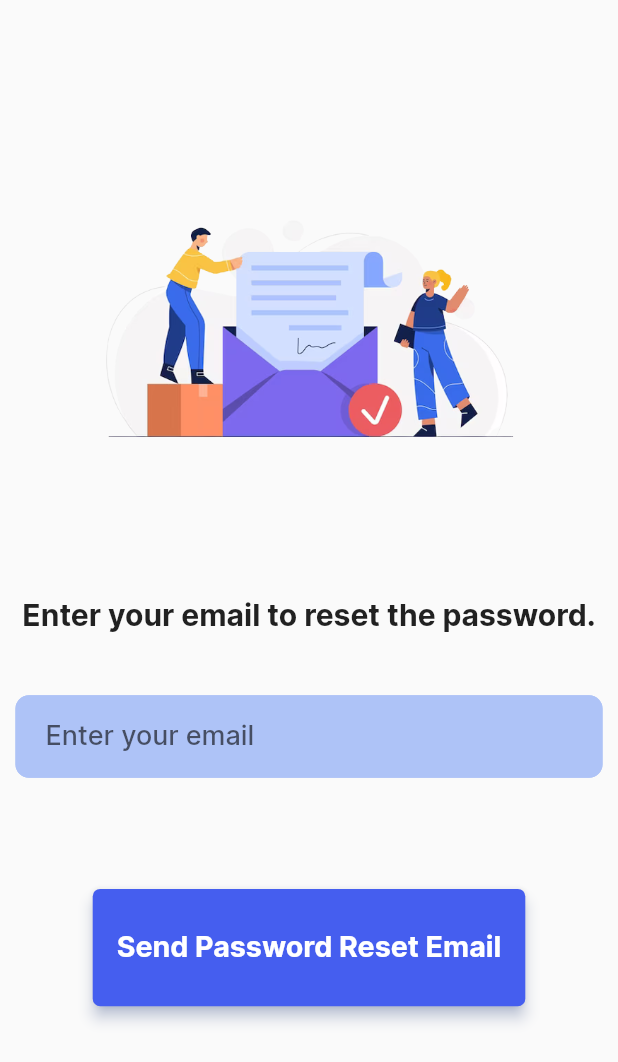
After one commit to YoussefNassar2024/ElectionSystem, a Flutter app: the PasswordResetScreen screen opened directly, after a tap on "Send Password Reset Email", after a tap on "reset password?", on a phone screen of 412 x 824 dp. The commit adds this screen. Shown: the top 1062 px of the screen. Run offline on Flutter 3.47's test engine with Material 2 defaults, Android fonts, the phone set to English and light mode, and no system bars; our stand-ins replace firebase_auth, firebase_core, google_sign_in; accounts and stored records are empty; network calls fail.

Commit message:
fixed verification and add password reset feature

```diff
--- a/vote/lib/Services/firebase_services.dart
+++ b/vote/lib/Services/authentication_services.dart
@@ -51,9 +51,10 @@ class FireBaseAuthenticationServices {
     }
   }
 
-  Future passwordReset(String email, BuildContext context) async {
+  static Future passwordReset(String email, BuildContext context) async {
     try {
       await FirebaseAuth.instance.sendPasswordResetEmail(email: email);
+      showSnackBar("Password reset email has been sent !", context);
     } on FirebaseAuthException catch (e) {
       print(e);
       showSnackBar(e.message.toString(), context);
--- /dev/null
+++ b/vote/lib/custom_components/custom_space.dart
@@ -0,0 +1,13 @@
+import 'package:flutter/material.dart';
+
+Widget customVerticalSpace({required BuildContext context, double? height}) {
+  return SizedBox(
+    height: height ?? MediaQuery.of(context).size.height * 0.03,
+  );
+}
+
+Widget customHorizontalSpace({required BuildContext context, double? width}) {
+  return SizedBox(
+    width: width ?? MediaQuery.of(context).size.width * 0.02,
+  );
+}
--- a/vote/lib/screens/create_poll/add_candidates_screen.dart
+++ b/vote/lib/screens/create_poll/add_candidates_screen.dart
@@ -1,6 +1,4 @@
 import 'package:flutter/material.dart';
-
-
 
 class AddCandidatesScreen extends StatelessWidget {
   @override
--- /dev/null
+++ b/vote/lib/screens/login_or_signup/password_reset_screen.dart
@@ -0,0 +1,91 @@
+import 'package:firebase_auth/firebase_auth.dart';
+import 'package:flutter/material.dart';
+import 'package:vote/Services/authentication_services.dart';
+import 'package:vote/custom_components/custom_button.dart';
+import 'package:vote/custom_components/custom_space.dart';
+import 'package:vote/custom_components/custom_textfield.dart';
+import 'package:vote/custom_components/utils.dart';
+import 'package:vote/screens/login_or_signup/sign_in_screen.dart';
+import 'package:vote/style/style.dart';
+
+class PasswordResetScreen extends StatefulWidget {
+  const PasswordResetScreen({Key? key}) : super(key: key);
+
+  @override
+  State<PasswordResetScreen> createState() => _PasswordResetScreenState();
+}
+
+class _PasswordResetScreenState extends State<PasswordResetScreen> {
+  final TextEditingController _emailController = TextEditingController();
+  bool isEmailSent = false;
+  Color? buttonColor = CustomStyle.colorPalette.purple;
+
+  @override
+  Widget build(BuildContext context) {
+    return Scaffold(
+      body: SingleChildScrollView(
+        reverse: true,
+        child: Column(
+          crossAxisAlignment: CrossAxisAlignment.center,
+          children: [
+            customVerticalSpace(
+                context: context,
+                height: MediaQuery.of(context).size.height * 0.15),
+            Center(
+              child: Image.asset(
+                "assets/images/verfication.png",
+                width: MediaQuery.of(context).size.width * 0.7,
+              ),
+            ),
+            customVerticalSpace(
+                context: context,
+                height: MediaQuery.of(context).size.height * 0.1),
+            Text(
+              isEmailSent
+                  ? "Password reset email sent! Check your inbox."
+                  : "Enter your email to reset the password.",
+              style: TextStyle(
+                fontSize: CustomStyle.fontSizes.largeFont,
+                fontFamily: CustomStyle.boldFont,
+              ),
+            ),
+            customVerticalSpace(
+                context: context,
+                height: MediaQuery.of(context).size.height * 0.05),
+            customTextField(
+                textEditingController: _emailController,
+                context: context,
+                hintText: "Enter your email",
+                height: MediaQuery.of(context).size.height * 0.02),
+            customVerticalSpace(
+                context: context,
+                height: MediaQuery.of(context).size.height * 0.09),
+            customButton(
+              context: context,
+              borderRadius: 5,
+              color: buttonColor,
+              width: MediaQuery.of(context).size.width * 0.7,
+              onPressed: () async {
+                try {
+                  FireBaseAuthenticationServices.passwordReset(
+                      _emailController.text.trim(), context);
+                  Navigator.of(context).pushReplacement(
+                      MaterialPageRoute(builder: (context) => SignInScreen()));
+                } on FirebaseAuthException catch (e) {
+                  String errorMessage = "Failed to send password reset email.";
+                  if (e.code == 'user-not-found') {
+                    errorMessage =
+                        "User not found. Please check the email address.";
+                  }
+                  showSnackBar(errorMessage, context);
+                }
+              },
+              childText:
+                  isEmailSent ? "Return to Login" : "Send Password Reset Email",
+            ),
+          ],
+        ),
+      ),
+    );
+  }
+}
--- a/vote/lib/screens/login_or_signup/sign_in_screen.dart
+++ b/vote/lib/screens/login_or_signup/sign_in_screen.dart
@@ -1,22 +1,15 @@
 import 'package:firebase_auth/firebase_auth.dart';
 import 'package:flutter/material.dart';
-import 'package:vote/Services/firebase_services.dart';
+import 'package:vote/Services/authentication_services.dart';
 import 'package:vote/custom_components/custom_button.dart';
+import 'package:vote/custom_components/custom_space.dart';
 import 'package:vote/custom_components/custom_textfield.dart';
 import 'package:vote/custom_components/utils.dart';
 import 'package:vote/home.dart';
+import 'package:vote/screens/login_or_signup/password_reset_screen.dart';
 import 'package:vote/screens/login_or_signup/sign_up_screen.dart';
 import 'package:vote/screens/login_or_signup/vefication_screen.dart';
 import 'package:vote/style/style.dart';
-
-class FirstScreen extends StatelessWidget {
-  @override
-  Widget build(BuildContext context) {
-    return MaterialApp(
-        home: Directionality(
-            textDirection: TextDirection.ltr, child: SignInScreen()));
-  }
-}
 
 class SignInScreen extends StatefulWidget {
   const SignInScreen({super.key});
@@ -86,6 +79,8 @@ class _SignInScreenState extends State<SignInScreen> {
                 TextButton(
                     onPressed: () {
                       //TODO: add reset password
+                      Navigator.of(context).push(MaterialPageRoute(
+                          builder: ((context) => PasswordResetScreen())));
                     },
                     child: Text(
                       "reset password?",
@@ -305,15 +300,3 @@ class _SignInScreenState extends State<SignInScreen> {
     );
   }
 }
-
-Widget customVerticalSpace({required BuildContext context, double? height}) {
-  return SizedBox(
-    height: height ?? MediaQuery.of(context).size.height * 0.03,
-  );
-}
-
-Widget customHorizontalSpace({required BuildContext context, double? width}) {
-  return SizedBox(
-    width: width ?? MediaQuery.of(context).size.width * 0.02,
-  );
-}
--- a/vote/lib/screens/login_or_signup/streamer.dart
+++ b/vote/lib/screens/login_or_signup/streamer.dart
@@ -1,8 +1,7 @@
 import 'package:firebase_auth/firebase_auth.dart';
 import 'package:flutter/material.dart';
 import 'package:vote/home.dart';
-import 'package:vote/login.dart';
-import 'package:vote/screens/login_or_signup/sign_in_screen.dart';
+import 'package:vote/main.dart';
 
 void main() {
   runApp(MyApp());
@@ -22,7 +21,7 @@ class MyApp extends StatelessWidget {
           return HomeScreen();
         } else {
           // User is not signed in or email is not verified, navigate to sign-up/login screen
-          return FirstScreen();
+          return myApp();
         }
       },
     );
```
Also changed, not shown: vote/lib/main.dart (+11 -1 lines), vote/lib/screens/create_poll/poll_title_screen.dart (+67 -45 lines), vote/lib/screens/login_or_signup/sign_up_screen.dart (+2 -13 lines), vote/lib/screens/login_or_signup/vefication_screen.dart (+8 -9 lines), vote/assets/images/deadline.png (added). Lines whose indentation alone changed are shown as unchanged.
